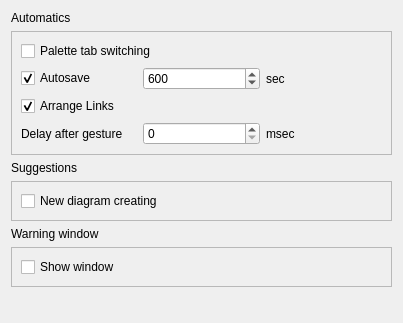
This is qrgui/dialogs/preferencesPages/behaviourPage.ui in qreal/qreal as Qt 5 draws it before an edit. The edited form follows.
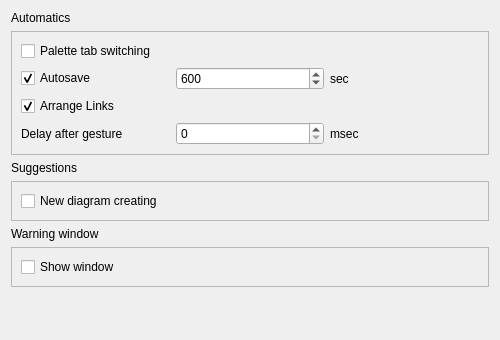
This is the edited form.

The edit to the form file:
```diff
--- a/qrgui/dialogs/preferencesPages/behaviourPage.ui
+++ b/qrgui/dialogs/preferencesPages/behaviourPage.ui
@@ -6,8 +6,8 @@
    <rect>
     <x>0</x>
     <y>0</y>
-    <width>403</width>
-    <height>323</height>
+    <width>500</width>
+    <height>340</height>
    </rect>
   </property>
   <property name="sizePolicy">
```
